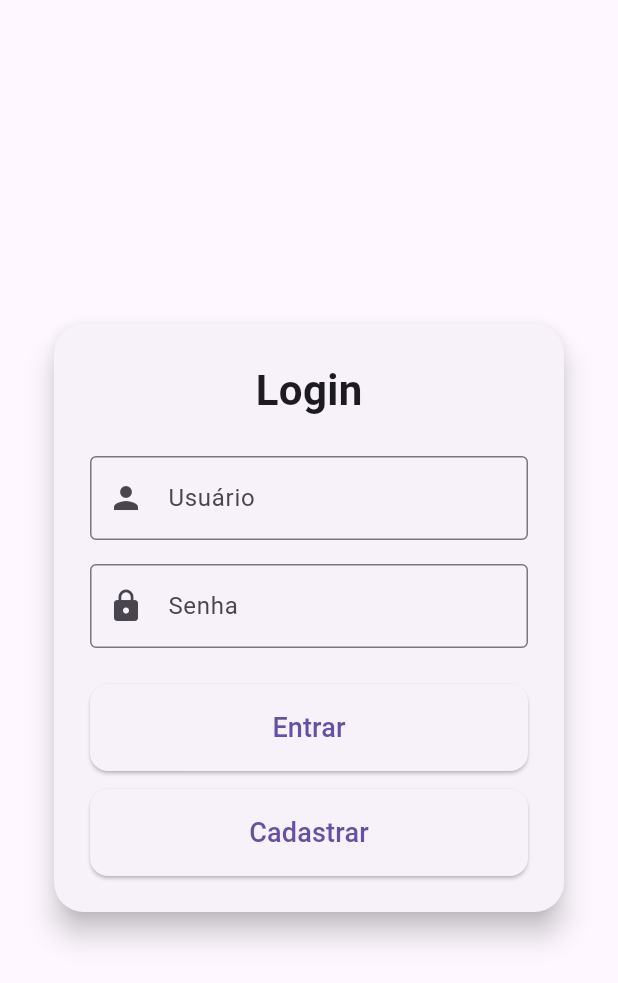
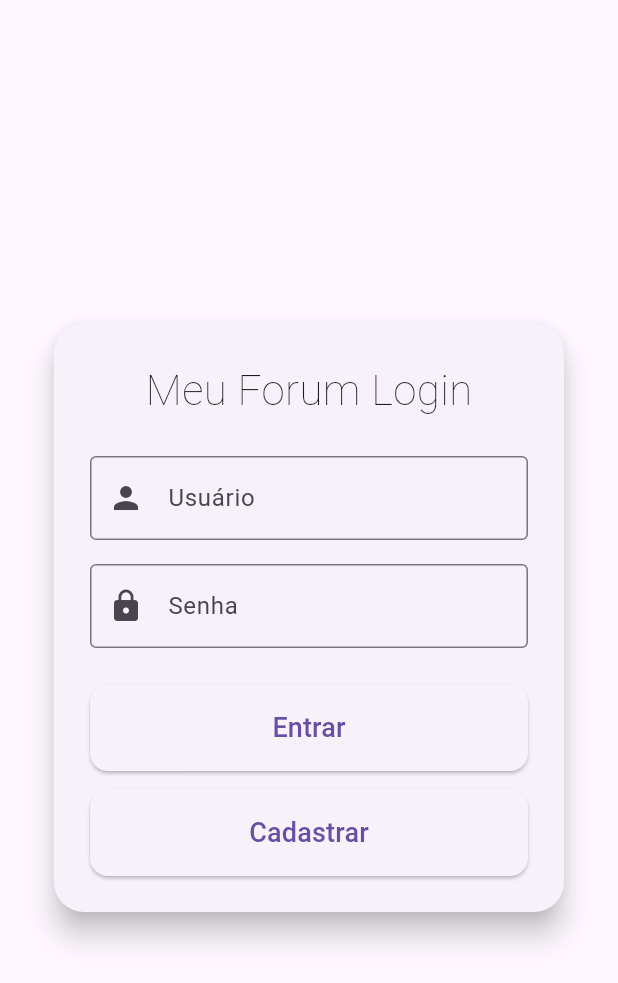
Before and after one commit to johanndebettio/MeuForum, a Flutter app: the screen it shows after launch, on a phone screen of 412 x 824 dp. Shown: the top 983 px of the screen. Run offline on Flutter 3.47's test engine with Material 3 defaults, Android fonts, the phone set to English and light mode, and no system bars; our stand-ins replace shared_preferences, sqflite, sqflite_common_ffi; missing offline and left inert: bcrypt; accounts and stored records are empty.

Commit message:
style: personaliza tela de login com título 'Meu Forum Login' e estilo mais leve

```diff
--- a/lib/pages/login_page.dart
+++ b/lib/pages/login_page.dart
@@ -103,9 +103,9 @@ class _LoginPageState extends State<LoginPage>
                   mainAxisSize: MainAxisSize.min,
                   children: [
                     const Text(
-                      'Login',
+                      'Meu Forum Login',
                       style:
-                          TextStyle(fontSize: 28, fontWeight: FontWeight.bold),
+                          TextStyle(fontSize: 28, fontWeight: FontWeight.w100),
                     ),
                     const SizedBox(height: 24),
                     TextField(
```
